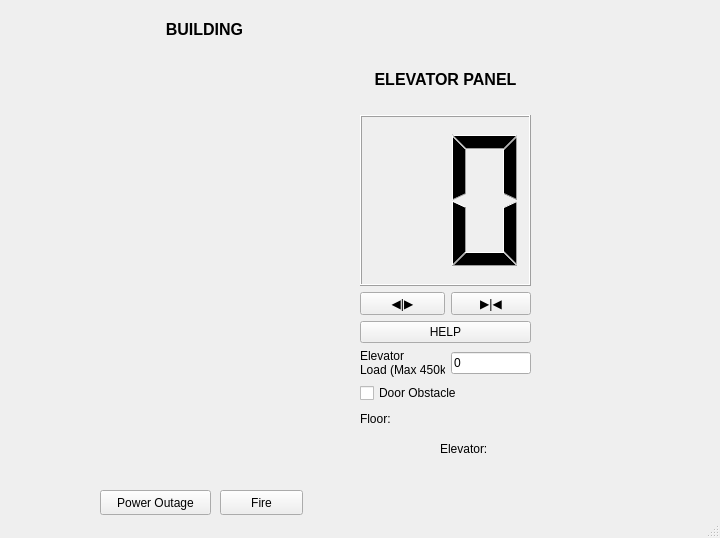
First picture: the form in mainwindow.ui, repository vadimbarkhatov/Elevator-Control-Simulator, before the edit.
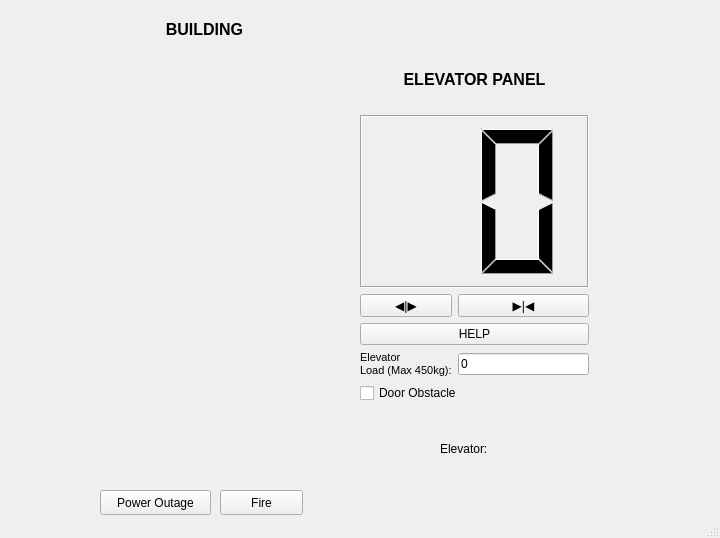
Second picture: the form after the edit.

Diff of the .ui file:
```diff
--- a/mainwindow.ui
+++ b/mainwindow.ui
@@ -63,7 +63,7 @@
      <rect>
       <x>360</x>
       <y>70</y>
-      <width>171</width>
+      <width>229</width>
       <height>333</height>
      </rect>
     </property>
@@ -82,13 +82,6 @@
        </property>
       </widget>
      </item>
-     <item row="7" column="1" colspan="2">
-      <widget class="QCheckBox" name="doorObstacleCheck">
-       <property name="text">
-        <string>Door Obstacle</string>
-       </property>
-      </widget>
-     </item>
      <item row="0" column="1" colspan="2">
       <widget class="QLabel" name="label_4">
        <property name="sizePolicy">
@@ -128,6 +121,11 @@
      </item>
      <item row="6" column="1">
       <widget class="QLabel" name="label">
+       <property name="font">
+        <font>
+         <pointsize>8</pointsize>
+        </font>
+       </property>
        <property name="text">
         <string>Elevator 
 Load (Max 450kg):</string>
@@ -152,6 +150,9 @@
      </item>
      <item row="2" column="1" colspan="2">
       <widget class="QLCDNumber" name="eleNumLCD">
+       <property name="frameShadow">
+        <enum>QFrame::Sunken</enum>
+       </property>
        <property name="smallDecimalPoint">
         <bool>false</bool>
        </property>
@@ -166,6 +167,16 @@
        </property>
       </widget>
      </item>
+     <item row="7" column="1" colspan="2">
+      <widget class="QCheckBox" name="doorObstacleCheck">
+       <property name="layoutDirection">
+        <enum>Qt::LeftToRight</enum>
+       </property>
+       <property name="text">
+        <string>Door Obstacle</string>
+       </property>
+      </widget>
+     </item>
     </layout>
    </widget>
    <widget class="QLabel" name="label_5">
@@ -216,25 +227,6 @@
      <string>Elevator:</string>
     </property>
    </widget>
-   <widget class="QLabel" name="floorNumLabel">
-    <property name="geometry">
-     <rect>
-      <x>360</x>
-      <y>410</y>
-      <width>240</width>
-      <height>17</height>
-     </rect>
-    </property>
-    <property name="sizePolicy">
-     <sizepolicy hsizetype="Preferred" vsizetype="Fixed">
-      <horstretch>0</horstretch>
-      <verstretch>0</verstretch>
-     </sizepolicy>
-    </property>
-    <property name="text">
-     <string>Floor: </string>
-    </property>
-   </widget>
   </widget>
   <widget class="QStatusBar" name="statusbar"/>
  </widget>
```
